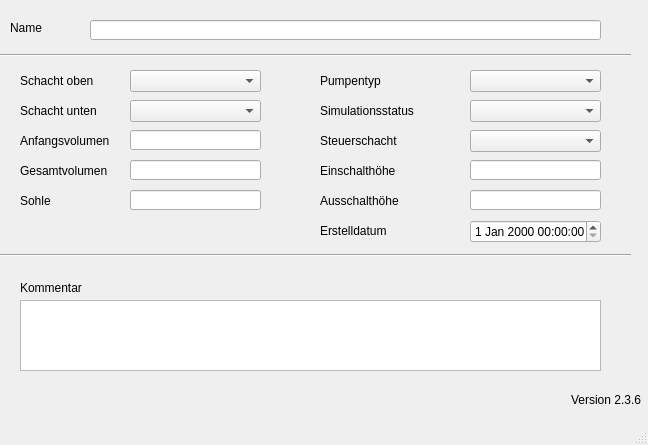
This is qkan/database/templates/pumpen.ui in hoettges/QKan as Qt 5 draws it before an edit. The edited form follows.
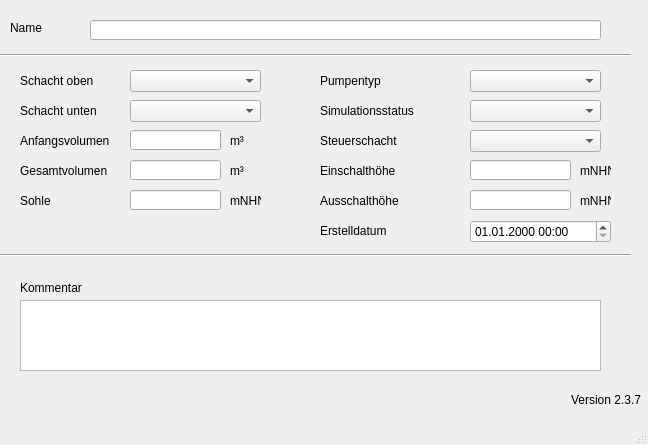
This is the edited form. Custom widgets are drawn as their Qt base class.

```diff
--- a/qkan/database/templates/pumpen.ui
+++ b/qkan/database/templates/pumpen.ui
@@ -244,7 +244,7 @@
      <rect>
       <x>130</x>
       <y>130</y>
-      <width>131</width>
+      <width>91</width>
       <height>20</height>
      </rect>
     </property>
@@ -254,7 +254,7 @@
      <rect>
       <x>130</x>
       <y>160</y>
-      <width>131</width>
+      <width>91</width>
       <height>20</height>
      </rect>
     </property>
@@ -264,7 +264,7 @@
      <rect>
       <x>130</x>
       <y>190</y>
-      <width>131</width>
+      <width>91</width>
       <height>20</height>
      </rect>
     </property>
@@ -304,7 +304,7 @@
      <rect>
       <x>470</x>
       <y>160</y>
-      <width>131</width>
+      <width>101</width>
       <height>20</height>
      </rect>
     </property>
@@ -314,7 +314,7 @@
      <rect>
       <x>470</x>
       <y>190</y>
-      <width>131</width>
+      <width>101</width>
       <height>20</height>
      </rect>
     </property>
@@ -329,16 +329,6 @@
      </rect>
     </property>
    </widget>
-   <widget class="QgsDateTimeEdit" name="createdat_2">
-    <property name="geometry">
-     <rect>
-      <x>470</x>
-      <y>220</y>
-      <width>131</width>
-      <height>23</height>
-     </rect>
-    </property>
-   </widget>
    <widget class="QLabel" name="lb_version">
     <property name="geometry">
      <rect>
@@ -352,12 +342,93 @@
      <string>Version QKan Import</string>
     </property>
     <property name="text">
-     <string>Version 2.3.6</string>
+     <string>Version 2.3.7</string>
     </property>
     <property name="alignment">
      <set>Qt::AlignRight|Qt::AlignTrailing|Qt::AlignVCenter</set>
     </property>
    </widget>
+   <widget class="QgsDateTimeEdit" name="createdat">
+    <property name="geometry">
+     <rect>
+      <x>470</x>
+      <y>220</y>
+      <width>141</width>
+      <height>23</height>
+     </rect>
+    </property>
+    <property name="currentSection">
+     <enum>QDateTimeEdit::DaySection</enum>
+    </property>
+    <property name="displayFormat">
+     <string>dd.MM.yyyy HH:mm</string>
+    </property>
+   </widget>
+   <widget class="QLabel" name="label_2">
+    <property name="geometry">
+     <rect>
+      <x>230</x>
+      <y>130</y>
+      <width>21</width>
+      <height>21</height>
+     </rect>
+    </property>
+    <property name="text">
+     <string>m³</string>
+    </property>
+   </widget>
+   <widget class="QLabel" name="label_3">
+    <property name="geometry">
+     <rect>
+      <x>230</x>
+      <y>160</y>
+      <width>21</width>
+      <height>21</height>
+     </rect>
+    </property>
+    <property name="text">
+     <string>m³</string>
+    </property>
+   </widget>
+   <widget class="QLabel" name="label_4">
+    <property name="geometry">
+     <rect>
+      <x>230</x>
+      <y>190</y>
+      <width>31</width>
+      <height>21</height>
+     </rect>
+    </property>
+    <property name="text">
+     <string>mNHN</string>
+    </property>
+   </widget>
+   <widget class="QLabel" name="label_10">
+    <property name="geometry">
+     <rect>
+      <x>580</x>
+      <y>160</y>
+      <width>31</width>
+      <height>21</height>
+     </rect>
+    </property>
+    <property name="text">
+     <string>mNHN</string>
+    </property>
+   </widget>
+   <widget class="QLabel" name="label_11">
+    <property name="geometry">
+     <rect>
+      <x>580</x>
+      <y>190</y>
+      <width>31</width>
+      <height>21</height>
+     </rect>
+    </property>
+    <property name="text">
+     <string>mNHN</string>
+    </property>
+   </widget>
   </widget>
   <widget class="QMenuBar" name="menubar">
    <property name="geometry">
```
Left out of the diff: 1 changed line with no effect on the pictures.
